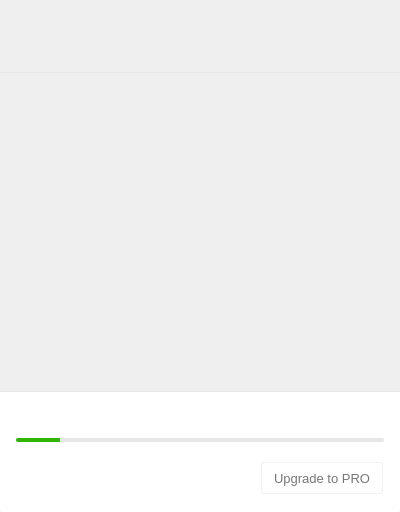
meganz/MEGAsync, file src/MEGASync/gui/macx/InfoDialog.ui: the form before one commit.
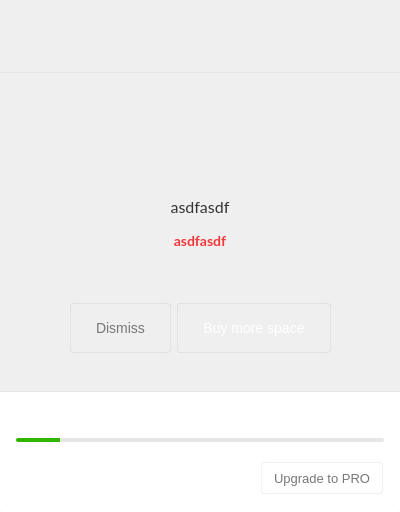
The form after the commit. The open tabs and pages were chosen to show the change. Icons and pictures are not drawn. Custom widgets are drawn as their Qt base class.

Commit message: Support to improve over storage handling: - Added new pages to manage almost and full storage states - New UI assets - Customize progress bar depending on storage state - Remove obsolete code

The edit to the form file:
```diff
--- a/src/MEGASync/gui/macx/InfoDialog.ui
+++ b/src/MEGASync/gui/macx/InfoDialog.ui
@@ -26,7 +26,7 @@
    <string/>
   </property>
   <property name="styleSheet">
-   <string notr="true">#bAvatar, #bState, #bDotUsedQuota, #bDotUsedStorage, #bMEGAheader, #bClockDown, #bClockUp
+   <string notr="true">#bAvatar, #bState, #bDotUsedQuota, #bDotUsedStorage, #bMEGAheader, #bClockDown, #bClockUp, #bOQIcon
 {
 	border: none;
 }
@@ -144,14 +144,20 @@
 border-bottom-left-radius: 2px;
 }
 
+QProgressBar#pUsageStorage::chunk[almostoq=true] {
+background-color: #FFA500;
+border-top-left-radius: 2px;
+border-bottom-left-radius: 2px;
+}
+
 QProgressBar#pUsageStorage::chunk[crossedge=true] {
-background-color: #2BA6DE;
+background-color: #EB4444;
 border-radius: 2px;
 }
 
 QProgressBar#pUsageQuota::chunk[crossedge=true]
 {
-background-color: #31B500;
+background-color: #EB4444;
 border-radius: 2px;
 }
 
@@ -211,6 +217,50 @@
  color: #777777;
 }
 
+#bDismiss
+{
+
+ background-color: qlineargradient(x1: 0, y1: 0, x2: 0, y2: 1,
+                                      stop: 0 #ffffff, stop: 1 #fcfcfc);
+ border-radius: 3px;
+ border: 1px solid rgba(0, 0, 0, 5%);
+ padding: 16px 25px 16px 25px;
+ font-family: &quot;Source Sans Pro&quot;;
+ font-size: 14px;
+ color: #777777;
+
+}
+
+#bBuyQuota
+{
+
+ background-color: qlineargradient(x1: 0, y1: 0, x2: 0, y2: 1,
+                                      stop: 0 #ff666b, stop: 1 #ec5257);
+ border-radius: 3px;
+ border: 1px solid rgba(0, 0, 0, 5%);
+ padding: 16px 25px 16px 25px;
+ font-family: &quot;Source Sans Pro&quot;;
+ font-size: 14px;
+ color: #ffffff;
+
+}
+
+#lOQTitle
+{
+	color: #333333;
+	font-family: Lato;
+	font-size: 16px;
+}
+
+#lOQDesc
+{
+	color: #F0373A;
+	font-family: Lato;
+	font-size: 14px;
+	font-weight: 600;
+}
+
+
 #bSyncFolder:hover, #bUpgrade::hover
 {
   border: 1px solid rgba(0, 0, 0, 20%);
@@ -716,38 +766,182 @@
             </property>
             <layout class="QVBoxLayout" name="verticalLayout_2">
              <property name="spacing">
-              <number>0</number>
+              <number>30</number>
              </property>
              <property name="leftMargin">
-              <number>0</number>
+              <number>20</number>
              </property>
              <property name="topMargin">
-              <number>0</number>
+              <number>30</number>
              </property>
              <property name="rightMargin">
-              <number>0</number>
+              <number>20</number>
              </property>
              <property name="bottomMargin">
-              <number>0</number>
+              <number>40</number>
              </property>
              <item>
               <widget class="QWidget" name="wTransfers" native="true">
                <property name="minimumSize">
                 <size>
-                 <width>400</width>
-                 <height>190</height>
+                 <width>0</width>
+                 <height>64</height>
                 </size>
                </property>
                <property name="maximumSize">
                 <size>
-                 <width>400</width>
-                 <height>190</height>
+                 <width>16777215</width>
+                 <height>64</height>
+                </size>
+               </property>
+               <layout class="QHBoxLayout" name="horizontalLayout_5">
+                <property name="leftMargin">
+                 <number>0</number>
+                </property>
+                <property name="topMargin">
+                 <number>0</number>
+                </property>
+                <property name="rightMargin">
+                 <number>0</number>
+                </property>
+                <property name="bottomMargin">
+                 <number>0</number>
+                </property>
+                <item>
+                 <spacer name="horizontalSpacer_5">
+                  <property name="orientation">
+                   <enum>Qt::Horizontal</enum>
+                  </property>
+                  <property name="sizeHint" stdset="0">
+                   <size>
+                    <width>146</width>
+                    <height>20</height>
+                   </size>
+                  </property>
+                 </spacer>
+                </item>
+                <item>
+                 <widget class="QPushButton" name="bOQIcon">
+                  <property name="maximumSize">
+                   <size>
+                    <width>64</width>
+                    <height>64</height>
+                   </size>
+                  </property>
+                  <property name="text">
+                   <string/>
+                  </property>
+                  <property name="iconSize">
+                   <size>
+                    <width>64</width>
+                    <height>64</height>
+                   </size>
+                  </property>
+                 </widget>
+                </item>
+                <item>
+                 <spacer name="horizontalSpacer_6">
+                  <property name="orientation">
+                   <enum>Qt::Horizontal</enum>
+                  </property>
+                  <property name="sizeHint" stdset="0">
+                   <size>
+                    <width>145</width>
+                    <height>20</height>
+                   </size>
+                  </property>
+                 </spacer>
+                </item>
+               </layout>
+              </widget>
+             </item>
+             <item>
+              <widget class="QWidget" name="wOQlabels" native="true">
+               <property name="minimumSize">
+                <size>
+                 <width>0</width>
+                 <height>0</height>
+                </size>
+               </property>
+               <property name="maximumSize">
+                <size>
+                 <width>16777215</width>
+                 <height>16777215</height>
                 </size>
                </property>
                <layout class="QVBoxLayout" name="verticalLayout_13">
                 <property name="spacing">
+                 <number>15</number>
+                </property>
+                <property name="leftMargin">
                  <number>0</number>
                 </property>
+                <property name="topMargin">
+                 <number>0</number>
+                </property>
+                <property name="rightMargin">
+                 <number>0</number>
+                </property>
+                <property name="bottomMargin">
+                 <number>0</number>
+                </property>
+                <item>
+                 <widget class="QLabel" name="lOQTitle">
+                  <property name="minimumSize">
+                   <size>
+                    <width>0</width>
+                    <height>19</height>
+                   </size>
+                  </property>
+                  <property name="maximumSize">
+                   <size>
+                    <width>16777215</width>
+                    <height>16777215</height>
+                   </size>
+                  </property>
+                  <property name="text">
+                   <string>asdfasdf</string>
+                  </property>
+                  <property name="alignment">
+                   <set>Qt::AlignCenter</set>
+                  </property>
+                  <property name="wordWrap">
+                   <bool>true</bool>
+                  </property>
+                 </widget>
+                </item>
+                <item>
+                 <widget class="QLabel" name="lOQDesc">
+                  <property name="text">
+                   <string>asdfasdf</string>
+                  </property>
+                  <property name="alignment">
+                   <set>Qt::AlignCenter</set>
+                  </property>
+                  <property name="wordWrap">
+                   <bool>true</bool>
+                  </property>
+                 </widget>
+                </item>
+               </layout>
+              </widget>
+             </item>
+             <item>
+              <spacer name="verticalSpacer">
+               <property name="orientation">
+                <enum>Qt::Vertical</enum>
+               </property>
+               <property name="sizeHint" stdset="0">
+                <size>
+                 <width>20</width>
+                 <height>40</height>
+                </size>
+               </property>
+              </spacer>
+             </item>
+             <item>
+              <widget class="QWidget" name="wQQButtons" native="true">
+               <layout class="QHBoxLayout" name="horizontalLayout_6">
                 <property name="leftMargin">
                  <number>0</number>
                 </property>
@@ -761,309 +955,65 @@
                  <number>0</number>
                 </property>
                 <item>
-                 <spacer name="verticalSpacer1">
+                 <spacer name="horizontalSpacer_7">
                   <property name="orientation">
-                   <enum>Qt::Vertical</enum>
+                   <enum>Qt::Horizontal</enum>
                   </property>
                   <property name="sizeHint" stdset="0">
                    <size>
-                    <width>20</width>
-                    <height>40</height>
+                    <width>1</width>
+                    <height>20</height>
                    </size>
                   </property>
                  </spacer>
                 </item>
                 <item>
-                 <widget class="ActiveTransfer" name="wTransferDown" native="true">
+                 <widget class="QPushButton" name="bDismiss">
                   <property name="minimumSize">
                    <size>
-                    <width>400</width>
-                    <height>60</height>
+                    <width>0</width>
+                    <height>50</height>
                    </size>
                   </property>
                   <property name="maximumSize">
                    <size>
-                    <width>400</width>
-                    <height>60</height>
+                    <width>16777215</width>
+                    <height>50</height>
                    </size>
                   </property>
-                 </widget>
-                </item>
-                <item>
-                 <widget class="QWidget" name="wDownloadDesc" native="true">
-                  <property name="minimumSize">
-                   <size>
-                    <width>400</width>
-                    <height>35</height>
-                   </size>
+                  <property name="text">
+                   <string>Dismiss</string>
                   </property>
-                  <property name="maximumSize">
-                   <size>
-                    <width>400</width>
-                    <height>35</height>
-                   </size>
-                  </property>
-                  <layout class="QHBoxLayout" name="horizontalLayout_5" stretch="1,0,0,0">
-                   <property name="spacing">
-                    <number>10</number>
-                   </property>
-                   <property name="leftMargin">
-                    <number>15</number>
-                   </property>
-                   <property name="topMargin">
-                    <number>0</number>
-                   </property>
-                   <property name="rightMargin">
-                    <number>20</number>
-                   </property>
-                   <property name="bottomMargin">
-                    <number>15</number>
-                   </property>
-                   <item>
-                    <widget class="QLabel" name="lDownloads">
-                     <property name="styleSheet">
-                      <string notr="true"/>
-                     </property>
-                     <property name="text">
-                      <string/>
-                     </property>
-                    </widget>
-                   </item>
-                   <item>
-                    <spacer name="horizontalSpacer_5">
-                     <property name="orientation">
-                      <enum>Qt::Horizontal</enum>
-                     </property>
-                     <property name="sizeHint" stdset="0">
-                      <size>
-                       <width>150</width>
-                       <height>20</height>
-                      </size>
-                     </property>
-                    </spacer>
-                   </item>
-                   <item>
-                    <widget class="QPushButton" name="bClockDown">
-                     <property name="sizePolicy">
-                      <sizepolicy hsizetype="Maximum" vsizetype="Minimum">
-                       <horstretch>0</horstretch>
-                       <verstretch>0</verstretch>
-                      </sizepolicy>
-                     </property>
-                     <property name="minimumSize">
-                      <size>
-                       <width>24</width>
-                       <height>24</height>
-                      </size>
-                     </property>
-                     <property name="maximumSize">
-                      <size>
-                       <width>24</width>
-                       <height>24</height>
-                      </size>
-                     </property>
-                     <property name="focusPolicy">
-                      <enum>Qt::NoFocus</enum>
-                     </property>
-                     <property name="text">
-                      <string/>
-                     </property>
-                     <property name="icon">
-                      <iconset resource="../Resources_linux.qrc">
-                       <normaloff>:/images/clock_ico.png</normaloff>:/images/clock_ico.png</iconset>
-                     </property>
-                     <property name="iconSize">
-                      <size>
-                       <width>24</width>
-                       <height>24</height>
-                      </size>
-                     </property>
-                     <property name="flat">
-                      <bool>true</bool>
-                     </property>
-                    </widget>
-                   </item>
-                   <item>
-                    <widget class="QLabel" name="lRemainingTimeD">
-                     <property name="minimumSize">
-                      <size>
-                       <width>65</width>
-                       <height>0</height>
-                      </size>
-                     </property>
-                     <property name="maximumSize">
-                      <size>
-                       <width>60</width>
-                       <height>16777215</height>
-                      </size>
-                     </property>
-                     <property name="layoutDirection">
-                      <enum>Qt::RightToLeft</enum>
-                     </property>
-                     <property name="styleSheet">
-                      <string notr="true"/>
-                     </property>
-                     <property name="text">
-                      <string/>
-                     </property>
-                     <property name="alignment">
-                      <set>Qt::AlignCenter</set>
-                     </property>
-                    </widget>
-                   </item>
-                  </layout>
                  </widget>
                 </item>
                 <item>
-                 <widget class="ActiveTransfer" name="wTransferUp" native="true">
+                 <widget class="QPushButton" name="bBuyQuota">
                   <property name="minimumSize">
                    <size>
-                    <width>400</width>
-                    <height>60</height>
+                    <width>0</width>
+                    <height>50</height>
                    </size>
                   </property>
                   <property name="maximumSize">
                    <size>
-                    <width>400</width>
-                    <height>60</height>
+                    <width>16777215</width>
+                    <height>50</height>
                    </size>
                   </property>
-                 </widget>
-                </item>
-                <item>
-                 <widget class="QWidget" name="wUploadDesc" native="true">
-                  <property name="minimumSize">
-                   <size>
-                    <width>400</width>
-                    <height>35</height>
-                   </size>
+                  <property name="text">
+                   <string>Buy more space</string>
                   </property>
-                  <property name="maximumSize">
-                   <size>
-                    <width>400</width>
-                    <height>35</height>
-                   </size>
-                  </property>
-                  <layout class="QHBoxLayout" name="horizontalLayout_6" stretch="1,0,0,0">
-                   <property name="spacing">
-                    <number>10</number>
-                   </property>
-                   <property name="leftMargin">
-                    <number>15</number>
-                   </property>
-                   <property name="topMargin">
-                    <number>0</number>
-                   </property>
-                   <property name="rightMargin">
-                    <number>20</number>
-                   </property>
-                   <property name="bottomMargin">
-                    <number>15</number>
-                   </property>
-                   <item>
-                    <widget class="QLabel" name="lUploads">
-                     <property name="styleSheet">
-                      <string notr="true"/>
-                     </property>
-                     <property name="text">
-                      <string/>
-                     </property>
-                    </widget>
-                   </item>
-                   <item>
-                    <spacer name="horizontalSpacer_6">
-                     <property name="orientation">
-                      <enum>Qt::Horizontal</enum>
-                     </property>
-                     <property name="sizeHint" stdset="0">
-                      <size>
-                       <width>150</width>
-                       <height>20</height>
-                      </size>
-                     </property>
-                    </spacer>
-                   </item>
-                   <item>
-                    <widget class="QPushButton" name="bClockUp">
-                     <property name="sizePolicy">
-                      <sizepolicy hsizetype="Maximum" vsizetype="Minimum">
-                       <horstretch>0</horstretch>
-                       <verstretch>0</verstretch>
-                      </sizepolicy>
-                     </property>
-                     <property name="minimumSize">
-                      <size>
-                       <width>24</width>
-                       <height>24</height>
-                      </size>
-                     </property>
-                     <property name="maximumSize">
-                      <size>
-                       <width>24</width>
-                       <height>24</height>
-                      </size>
-                     </property>
-                     <property name="focusPolicy">
-                      <enum>Qt::NoFocus</enum>
-                     </property>
-                     <property name="text">
-                      <string/>
-                     </property>
-                     <property name="icon">
-                      <iconset resource="../Resources_linux.qrc">
-                       <normaloff>:/images/clock_ico.png</normaloff>:/images/clock_ico.png</iconset>
-                     </property>
-                     <property name="iconSize">
-                      <size>
-                       <width>24</width>
-                       <height>24</height>
-                      </size>
-                     </property>
-                     <property name="flat">
-                      <bool>true</bool>
-                     </property>
-                    </widget>
-                   </item>
-                   <item>
-                    <widget class="QLabel" name="lRemainingTimeU">
-                     <property name="minimumSize">
-                      <size>
-                       <width>65</width>
-                       <height>0</height>
-                      </size>
-                     </property>
-                     <property name="maximumSize">
-                      <size>
-                       <width>60</width>
-                       <height>16777215</height>
-                      </size>
-                     </property>
-                     <property name="layoutDirection">
-                      <enum>Qt::RightToLeft</enum>
-                     </property>
-                     <property name="styleSheet">
-                      <string notr="true"/>
-                     </property>
-                     <property name="text">
-                      <string/>
-                     </property>
-                     <property name="alignment">
-                      <set>Qt::AlignCenter</set>
-                     </property>
-                    </widget>
-                   </item>
-                  </layout>
                  </widget>
                 </item>
                 <item>
-                 <spacer name="verticalSpacer2">
+                 <spacer name="horizontalSpacer_8">
                   <property name="orientation">
-                   <enum>Qt::Vertical</enum>
+                   <enum>Qt::Horizontal</enum>
                   </property>
                   <property name="sizeHint" stdset="0">
                    <size>
-                    <width>20</width>
-                    <height>40</height>
+                    <width>1</width>
+                    <height>20</height>
                    </size>
                   </property>
                  </spacer>
@@ -1883,12 +1833,6 @@
   </layout>
  </widget>
  <customwidgets>
-  <customwidget>
-   <class>ActiveTransfer</class>
-   <extends>QWidget</extends>
-   <header>ActiveTransfer.h</header>
-   <container>1</container>
-  </customwidget>
   <customwidget>
    <class>AvatarWidget</class>
    <extends>QWidget</extends>
```
Left out of the diff: 6 changed lines with no effect on the pictures. The commit also changes 10 other files.
